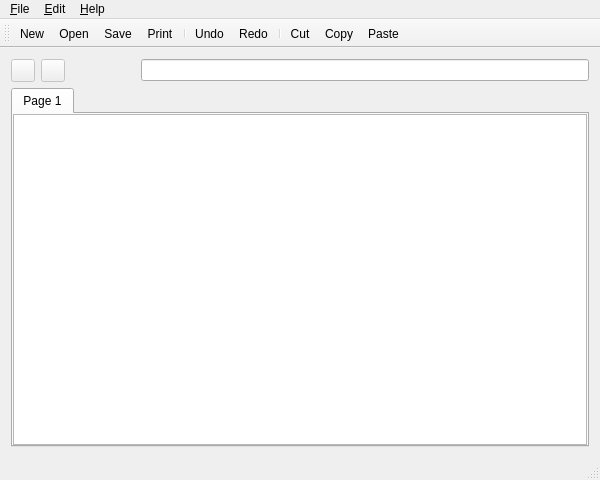
Old version of the form StupidSheet/ui/windowbase.ui in the repository ralsina/stupidsheet.
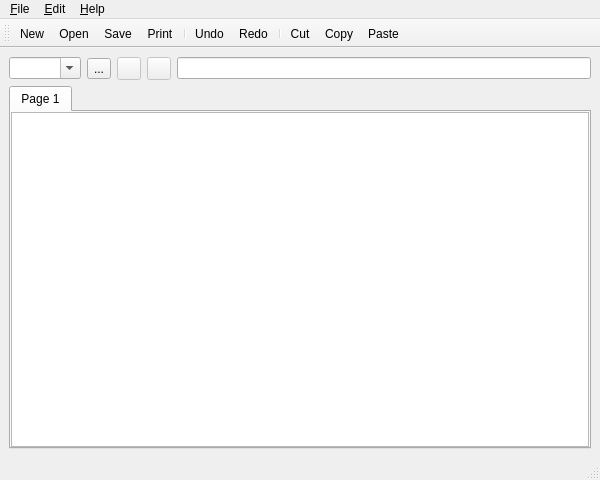
New version of the form. Icons and pictures are not drawn.

Commit message:
Make UI like other spreadsheets:
* Added functions button

* Added namebox combo

* Fixed some focus issues

* Enter makes editor go away, passes focus to grid

The edit to the form file:
```diff
--- a/StupidSheet/ui/windowbase.ui
+++ b/StupidSheet/ui/windowbase.ui
@@ -15,7 +15,7 @@
   <widget class="QWidget" name="widget" >
    <layout class="QVBoxLayout" >
     <property name="margin" >
-     <number>11</number>
+     <number>9</number>
     </property>
     <property name="spacing" >
      <number>6</number>
@@ -29,12 +29,16 @@
        <number>6</number>
       </property>
       <item>
-       <widget class="QToolButton" name="saveFormula" >
-        <property name="enabled" >
-         <bool>false</bool>
+       <widget class="QComboBox" name="namebox" >
+        <property name="editable" >
+         <bool>true</bool>
         </property>
+       </widget>
+      </item>
+      <item>
+       <widget class="QToolButton" name="functions" >
         <property name="text" >
-         <string/>
+         <string>...</string>
         </property>
         <property name="icon" >
          <iconset resource="icons.qrc" >:/icons/endturn.svg</iconset>
@@ -55,21 +59,15 @@
        </widget>
       </item>
       <item>
-       <widget class="QLabel" name="cellName" >
-        <property name="minimumSize" >
-         <size>
-          <width>64</width>
-          <height>0</height>
-         </size>
+       <widget class="QToolButton" name="saveFormula" >
+        <property name="enabled" >
+         <bool>false</bool>
         </property>
         <property name="text" >
          <string/>
         </property>
-        <property name="alignment" >
-         <set>Qt::AlignRight|Qt::AlignTrailing|Qt::AlignVCenter</set>
-        </property>
-        <property name="wordWrap" >
-         <bool>false</bool>
+        <property name="icon" >
+         <iconset resource="icons.qrc" >:/icons/endturn.svg</iconset>
         </property>
        </widget>
       </item>
```
Left out of the diff: 2 changed lines with no effect on the pictures. The commit also changes 5 other files.
